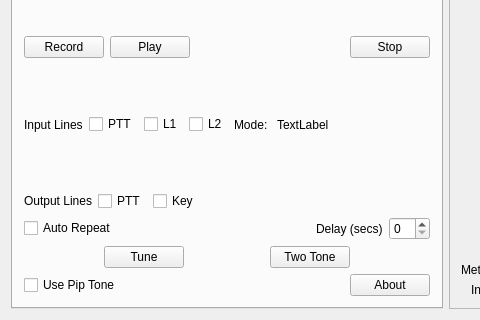
Above: mqt/MqtKeyer/KeyerMain.ui from zsteva/backup-minos2 before the change; both pictures show x 0 to 480 and y 267 to 587 of the 892 by 587 pixel window. Below: the same form after it.
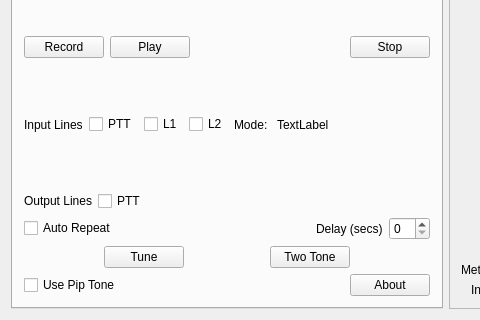
That is the form after the change. Custom widgets are drawn as their Qt base class.

The edit to the form file:
```diff
--- a/mqt/MqtKeyer/KeyerMain.ui
+++ b/mqt/MqtKeyer/KeyerMain.ui
@@ -166,13 +166,6 @@
             </property>
            </widget>
           </item>
-          <item>
-           <widget class="QCheckBox" name="KeyCheckBox">
-            <property name="text">
-             <string>Key</string>
-            </property>
-           </widget>
-          </item>
           <item>
            <spacer name="horizontalSpacer_9">
             <property name="orientation">
```
